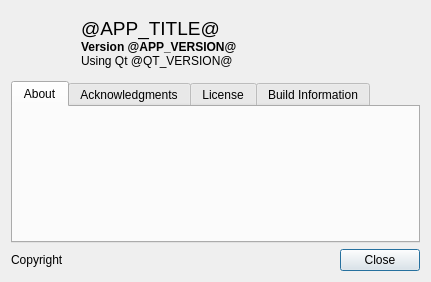
First picture: the form in gui/AboutDialog.ui, repository Kitware/TeleSculptor, before the edit.
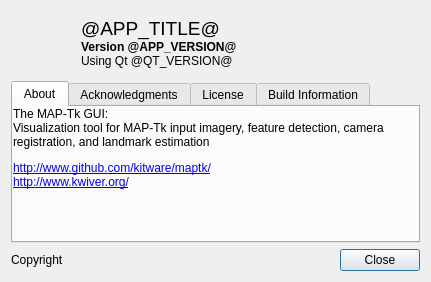
Second picture: the form after the edit.

Commit message:
Add basic description text to about dialog
Add some text to the general "About" section of the GUI about dialog.
Note that the links are not clickable yet.

The edit to the form file:
```diff
--- a/gui/AboutDialog.ui
+++ b/gui/AboutDialog.ui
@@ -59,6 +59,18 @@
       <number>0</number>
      </property>
      <widget class="QLabel" name="about">
+      <property name="text">
+       <string>&lt;html&gt;&lt;body&gt;
+&lt;p&gt;
+  The MAP-Tk GUI:&lt;br/&gt;
+  Visualization tool for MAP-Tk input imagery, feature detection, camera registration, and landmark estimation
+&lt;/p&gt;
+&lt;p&gt;
+  &lt;a href=&quot;http://www.github.com/kitware/maptk&quot;&gt;http://www.github.com/kitware/maptk/&lt;/a&gt;&lt;br/&gt;
+  &lt;a href=&quot;http://www.kwiver.org/&quot;&gt;http://www.kwiver.org/&lt;/a&gt;
+&lt;/p&gt;
+&lt;/body&gt;&lt;/html&gt;</string>
+      </property>
       <property name="textFormat">
        <enum>Qt::RichText</enum>
       </property>
```
